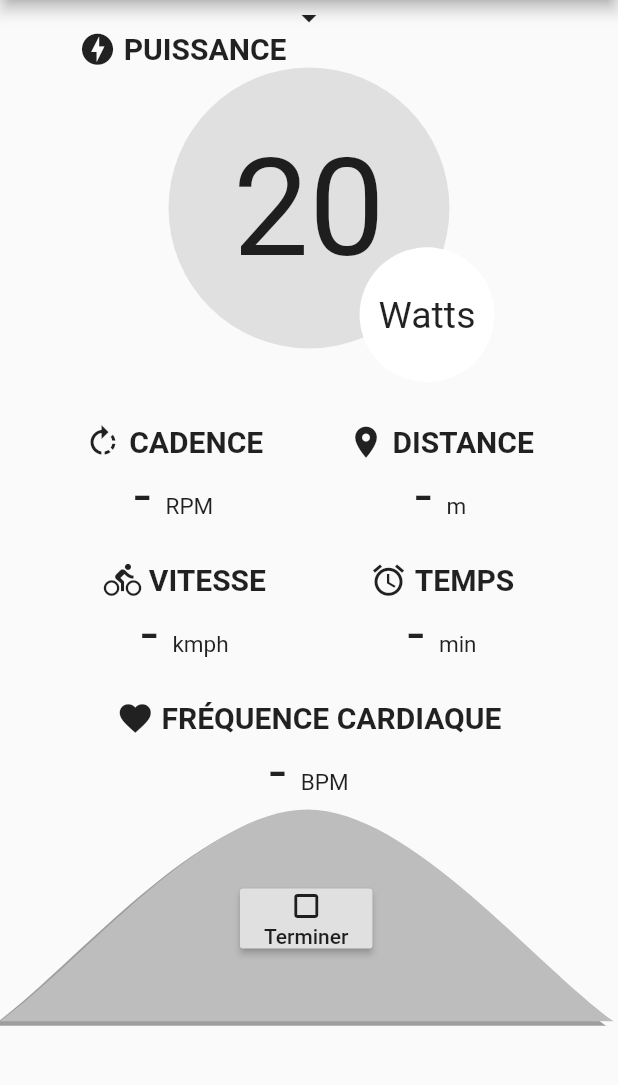
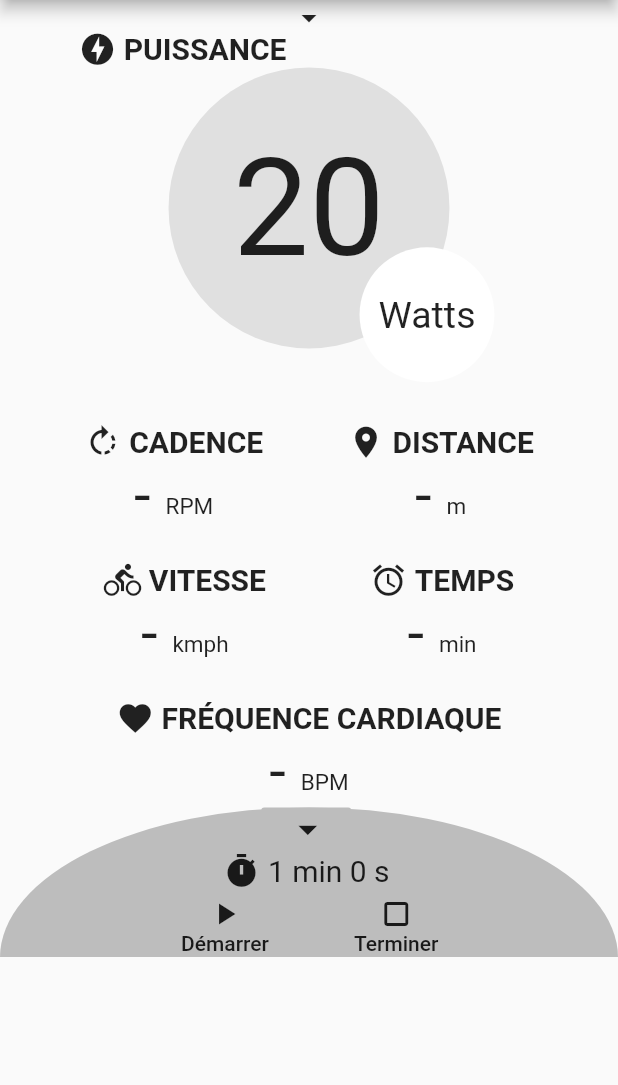
Before and after one commit to lilag-dawg/lstech_app, a Flutter app: the MyTrainingScreen screen opened directly with empty values, on a phone screen of 412 x 824 dp, the part 84-1169 px from its top. Run offline on Flutter 3.47's test engine with Material 2 defaults, Android fonts, the phone set to English and light mode, and no system bars; our stand-ins replace flutter_blue, flutter_svg.

Commit message:
LST-TrainingSummary: Drawer done but no gestureDetector

```diff
--- a/lib/screens/trainingScreen.dart
+++ b/lib/screens/trainingScreen.dart
@@ -1,4 +1,5 @@
 import 'package:flutter/material.dart';
+import 'package:lstech_app/widgets/trainingDrawerHalfCircle.dart';
 import 'package:provider/provider.dart';
 
 import 'trainingSummaryScreen.dart';
@@ -21,10 +22,7 @@ Widget _endButton(BuildContext context, PageController _currentPage, Function se
       ],
     ),
     onPressed: (){
-            Navigator.push(
-      context,
-      MaterialPageRoute(builder: (context) => MyTrainingScreenSummary(_currentPage, selectHandler)),
-      );
+            Navigator.push(context,MaterialPageRoute(builder: (context) => MyTrainingScreenSummary(_currentPage, selectHandler)),);
     }
   );
 }
@@ -70,15 +68,13 @@ class MyTrainingScreen extends StatelessWidget {
               MySecondaryDashBoardData(Icons.favorite, 'FRÉQUENCE CARDIAQUE', null, 'BPM'), // 12.5
             ],
           ),
-          Stack(
-            children: <Widget>[
-              MyTrainingDrawer(),
-              Positioned(
-                top: 50,
-                left: 160,
-                child: _endButton(context, _currentPage, selectHandler)
-              )
-            ],
+          Container(
+            height: 200,
+            width: MediaQuery.of(context).size.width,
+            child: Align(
+              alignment: Alignment.topCenter,
+                child: MyArc(MediaQuery.of(context).size.width, _currentPage, selectHandler)
+            ),
           ),
         ],
       ),
--- a/lib/screens/trainingSummaryScreen.dart
+++ b/lib/screens/trainingSummaryScreen.dart
@@ -86,6 +86,7 @@ class MyTrainingScreenSummary extends StatelessWidget {
 }
 
 Widget _dataSummary (BuildContext context, IconData icon, String title, String dataMax, String dataAvg, String units, bool isUnfoldMore){
+
   return Container(
     child: Row(
       children: <Widget>[
--- /dev/null
+++ b/lib/widgets/trainingDrawerHalfCircle.dart
@@ -0,0 +1,206 @@
+import 'package:flutter/material.dart';
+import 'package:lstech_app/screens/trainingSummaryScreen.dart';
+import 'package:lstech_app/widgets/iconTitle.dart';
+import 'dart:math' as math;
+
+import '../constants.dart' as Constants;
+
+IconData playPauseIcon = Icons.play_arrow;
+String playPauseString = 'Démarrer';
+
+class MyArc extends StatefulWidget {
+  final double diameter;
+  final double width;
+  final PageController _currentPage;
+  final Function selectHandler;
+
+  const MyArc(this. width, this._currentPage, this.selectHandler, {Key key, this.diameter = 200}) : super(key: key);
+
+  @override
+  _MyArcState createState() => _MyArcState();
+}
+
+class _MyArcState extends State<MyArc> {
+  double _height = 200;
+  double offsetStack = 0;
+  bool isRaised = true;
+  bool isPlayShown = true;
+
+  void _playPausePressed(){
+    setState(() {
+      if(isPlayShown){
+        playPauseIcon = Icons.pause;
+        playPauseString = 'Pause';
+        isPlayShown = false;
+      }
+      else{
+        playPauseIcon = Icons.play_arrow;
+        playPauseString = 'Démarrer';
+        isPlayShown = true;
+      }
+    });
+  }
+
+  void _updateState(){
+    setState(() {
+      if (isRaised){
+        _height = 100;
+        offsetStack = 50;
+        isRaised = false;
+      }
+      else{
+        _height = 200;
+        offsetStack = 0;
+        isRaised = true;
+      }
+    });
+  }
+
+  void _goToSummary(){
+    Navigator.push(context,MaterialPageRoute(builder: (context) => MyTrainingScreenSummary(widget._currentPage, widget.selectHandler)),);
+  }
+
+  @override
+  Widget build(BuildContext context) {
+    return isRaised? _actionBarRaised(_height, widget.width, offsetStack, _updateState, _goToSummary, _playPausePressed): _actionBarReduced(_height, widget.width, offsetStack, _updateState);
+  }
+}
+
+Widget _actionBarRaised(double height, double width, double offsetStack, Function _updateState, Function _goToSummary, Function _playPausePressed) {
+  return Container(
+    width: width,
+    height: 100,
+    child: Stack(
+      children: <Widget>[
+        Positioned(
+          top: offsetStack,
+          child: CustomPaint(
+            painter: MyPainter(height, width),
+            size: Size(200, 20),
+          ),
+        ),
+        Positioned(
+          left: 100,
+          child: Column(
+            mainAxisAlignment: MainAxisAlignment.center,
+            crossAxisAlignment: CrossAxisAlignment.center,
+            children: <Widget>[
+              Container(
+                width: 60,
+                height: 30,
+                child: FlatButton(
+                  color: Constants.greyColorSelected,
+                  child: Icon(Icons.arrow_drop_down, size: 30),
+                  onPressed: (){
+                    _updateState();
+                  },
+                ),
+              ),
+              MyIconTitle(Icons.timer, '1 min 0 s'),
+              Row(
+                children: <Widget>[
+                  Container(
+                    width: 100,
+                    child: FlatButton(
+                      color: Constants.greyColorSelected,
+                      child: Column(
+                        children: <Widget>[
+                          Icon(playPauseIcon),
+                          SizedBox(width: 5),
+                          Text(playPauseString)
+                        ],
+                      ),
+                      onPressed: (){
+                        _playPausePressed();
+                      },
+                    ),
+                  ),
+                  SizedBox(width: 20),
+                  FlatButton(
+                    color: Constants.greyColorSelected,
+                    child: Column(
+                      children: <Widget>[
+                        Icon(Icons.crop_square),
+                        SizedBox(width: 5),
+                        Text('Terminer')
+                      ],
+                    ),
+                    onPressed: (){
+                      _goToSummary();
+                    },
+                  ),
+                ],
+              ),
+            ],
+          ),
+        ),
+      ]
+    ),
+  );
+}
+
+Widget _actionBarReduced(double height, double width, double offsetStack, Function _updateState) {
+  return Container(
+      width: width,
+      height: 100,
+      child: Stack(
+        children: <Widget>[
+          Positioned(
+            top: offsetStack,
+            child: CustomPaint(
+              painter: MyPainter(height, width),
+              size: Size(200, 20),
+            ),
+          ),
+          Positioned(
+            top: offsetStack,
+            left: 100,
+            child:Column(
+              children: <Widget>[
+                RaisedButton(
+                  child: Icon(
+                    Icons.arrow_drop_up,
+                    size: 30,
+                  ),
+                  onPressed: (){
+                    _updateState();
+                  },
+                ),
+                Text(
+                  'Glisser pour terminer ou suspendre'
+                )
+              ],
+            ),
+          )
+        ],
+       ),
+    );
+}
+
+
+// This is the Painter class
+class MyPainter extends CustomPainter {
+  final double height;
+  final double width;
+
+  MyPainter(this.height,this.width);
+
+  @override
+  void paint(Canvas canvas, Size size) {
+    Paint paint = Paint()..color = Constants.greyColorSelected;
+    canvas.drawArc(
+      Rect.fromCenter(
+        center: Offset(width/2, height/2),
+        height: height,
+        width: width,
+      ),
+      math.pi,
+      math.pi,
+      false,
+      paint,
+    );
+  }
+
+  @override
+  bool shouldRepaint(CustomPainter oldDelegate) => false;
+}
```
